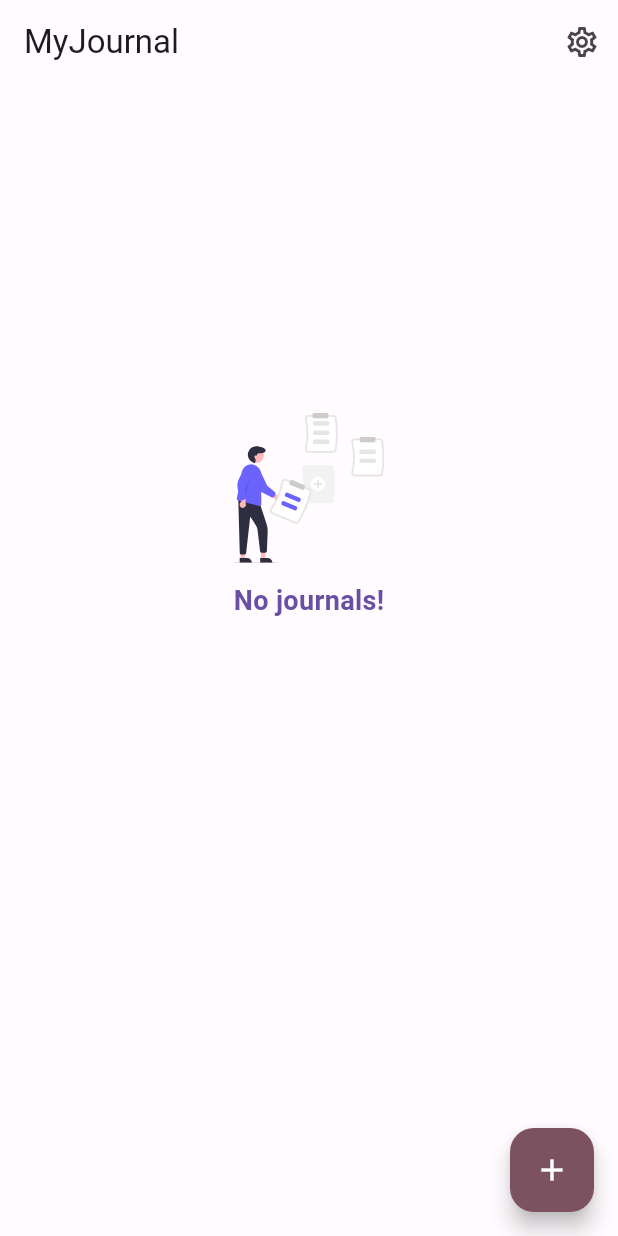
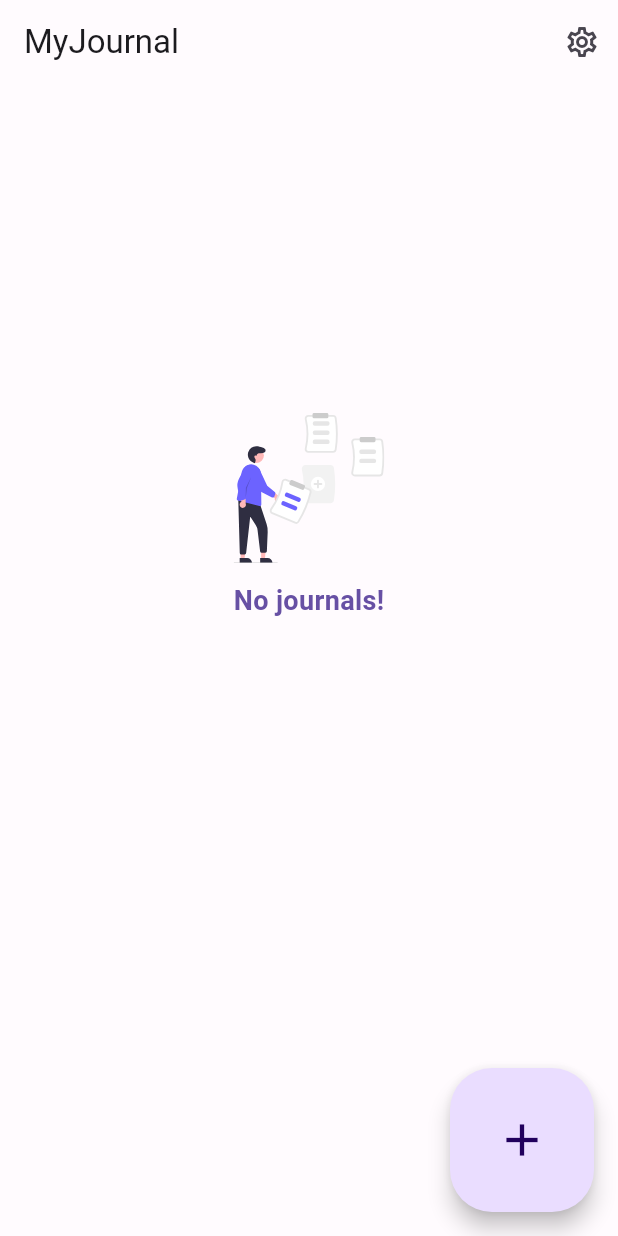
Before and after one commit to varadgauthankar/my_journal, a Flutter app: the screen it shows once a user with an empty profile is signed in, on a phone screen of 412 x 824 dp. Run offline on Flutter 3.47's test engine with Material 2 defaults, Android fonts, the phone set to English and light mode, and no system bars; drawn by our look-alikes of dynamic_color; our stand-ins replace cloud_firestore, equatable, eva_icons_flutter, firebase_auth, firebase_core, flutter_svg and 3 more; missing offline and left inert: encrypt, flutter_quill; accounts and stored records are empty; generated files the repository leaves out were written again.

Commit message:
done with design

```diff
--- a/lib/main.dart
+++ b/lib/main.dart
@@ -1,3 +1,4 @@
+import 'package:dynamic_color/dynamic_color.dart';
 import 'package:firebase_auth/firebase_auth.dart';
 import 'package:flutter/material.dart';
 import 'package:my_journal/pages/home_page.dart';
@@ -36,13 +37,16 @@ class MyApp extends StatelessWidget {
         ChangeNotifierProvider(create: (_) => LabelsProvider()),
       ],
       child: Consumer<ThemeProvider>(builder: (context, value, child) {
-        return MaterialApp(
-          title: 'MyJournal',
-          theme: myLightTheme,
-          darkTheme: myDarkTheme,
-          themeMode: value.themeMode,
-          home: const AuthenticationWrapper(),
-        );
+        return DynamicColorBuilder(
+            builder: (ColorScheme? lightDynamic, ColorScheme? darkDynamic) {
+          return MaterialApp(
+            title: 'MyJournal',
+            theme: MyThemes.lightTheme(lightDynamic),
+            darkTheme: MyThemes.darkTheme(darkDynamic),
+            themeMode: value.themeMode,
+            home: const AuthenticationWrapper(),
+          );
+        });
       }),
     );
   }
--- a/lib/pages/home_page.dart
+++ b/lib/pages/home_page.dart
@@ -73,7 +73,7 @@ class _HomePageState extends State<HomePage> {
           );
         },
       ),
-      floatingActionButton: FloatingActionButton(
+      floatingActionButton: FloatingActionButton.large(
         onPressed: () => goToPage(context, page: const JournalPage()),
         child: const Icon(Icons.add),
       ),
@@ -94,7 +94,7 @@ class _HomePageState extends State<HomePage> {
                 height: 48,
                 child: ListView.builder(
                   physics: const BouncingScrollPhysics(),
-                  padding: const EdgeInsets.symmetric(horizontal: 12),
+                  padding: const EdgeInsets.symmetric(horizontal: 16),
                   scrollDirection: Axis.horizontal,
                   itemCount: labels?.length,
                   itemBuilder: (context, index) {
@@ -197,7 +197,7 @@ class _HomePageState extends State<HomePage> {
       return GridView.builder(
         shrinkWrap: true,
         primary: false,
-        padding: const EdgeInsets.symmetric(horizontal: 6.0),
+        padding: const EdgeInsets.symmetric(horizontal: 12.0),
         itemCount: journals?.length,
         gridDelegate: const SliverGridDelegateWithFixedCrossAxisCount(
           crossAxisCount: 2,
@@ -213,7 +213,7 @@ class _HomePageState extends State<HomePage> {
       return ListView.builder(
         shrinkWrap: true,
         primary: false,
-        padding: const EdgeInsets.symmetric(horizontal: 6.0),
+        padding: const EdgeInsets.symmetric(horizontal: 16.0),
         physics: const BouncingScrollPhysics(),
         itemCount: journals?.length,
         itemBuilder: ((context, index) {
--- a/lib/utils/themes.dart
+++ b/lib/utils/themes.dart
@@ -1,85 +1,50 @@
 import 'package:flutter/material.dart';
 import 'package:my_journal/utils/color_schemes.dart';
 
-ThemeData myLightTheme = ThemeData(
+class MyThemes {
+  static lightTheme(ColorScheme? colorScheme) {
+    return ThemeData(
       useMaterial3: true,
-  // colorSchemeSeed: seed,
-  colorScheme: lightColorScheme,
+
+      colorScheme: colorScheme ?? lightColorScheme,
       // floating action theme
-  floatingActionButtonTheme: FloatingActionButtonThemeData(
-    backgroundColor: lightColorScheme.tertiary,
-    foregroundColor: lightColorScheme.onTertiary,
-    // extendedSizeConstraints: const BoxConstraints.tightFor(
-    //   height: 70,
-    //   width: 150,
-    // ),
-    // sizeConstraints: const BoxConstraints.tightFor(
-    //   height: 70,
-    //   width: 70,
-    // ),
-    // extendedPadding: const EdgeInsets.all(22.0),
-    // extendedIconLabelSpacing: 16.0,
-    // shape: const RoundedRectangleBorder(
-    //   borderRadius: BorderRadius.all(
-    //     Radius.circular(22),
-    //   ),
-    // ),
-  ),
-
-  // app bar theme
-  // appBarTheme: AppBarTheme(
-  //   backgroundColor: lightColorScheme.surface,
-  //   elevation: 0,
-  //   titleTextStyle: TextStyle(
-  //     fontSize: 22,
-  //     color: lightColorScheme.onPrimaryContainer,
-  //     fontWeight: FontWeight.bold,
-  //   ),
-  //   iconTheme: IconThemeData(
-  //     color: lightColorScheme.onPrimaryContainer,
-  //   ),
+      // floatingActionButtonTheme: FloatingActionButtonThemeData(
+      //   backgroundColor: colorScheme?.tertiary,
+      //   foregroundColor: colorScheme?.onTertiary,
       // ),
 
-  scaffoldBackgroundColor: lightColorScheme.background,
+      // chip themes
+
+      chipTheme: ChipThemeData(
+        backgroundColor: colorScheme != null
+            ? colorScheme.secondaryContainer
+            : lightColorScheme.secondaryContainer,
+        selectedColor: colorScheme != null
+            ? colorScheme.tertiary
+            : lightColorScheme.tertiary,
+      ),
+      scaffoldBackgroundColor: colorScheme?.background,
     );
+  }
 
-ThemeData myDarkTheme = ThemeData(
+  static darkTheme(ColorScheme? colorScheme) {
+    return ThemeData(
       useMaterial3: true,
-  // colorSchemeSeed: seed,
-  colorScheme: darkColorScheme,
-  // floating action theme
-  floatingActionButtonTheme: FloatingActionButtonThemeData(
-    backgroundColor: darkColorScheme.tertiary,
-    foregroundColor: darkColorScheme.onTertiary,
-    // extendedSizeConstraints: const BoxConstraints.tightFor(
-    //   height: 70,
-    //   width: 150,
+      colorScheme: colorScheme ?? darkColorScheme,
+      // floatingActionButtonTheme: FloatingActionButtonThemeData(
+      //   backgroundColor: colorScheme?.tertiary,
+      //   foregroundColor: colorScheme?.onTertiary,
       // ),
-    // sizeConstraints: const BoxConstraints.tightFor(
-    //   height: 70,
-    //   width: 70,
-    // ),
-    // extendedPadding: const EdgeInsets.all(22.0),
-    // extendedIconLabelSpacing: 16.0,
-    // shape: const RoundedRectangleBorder(
-    //   borderRadius: BorderRadius.all(
-    //     Radius.circular(22),
-    //   ),
-    // ),
+
+      chipTheme: ChipThemeData(
+        backgroundColor: colorScheme != null
+            ? colorScheme.secondaryContainer
+            : darkColorScheme.secondaryContainer,
+        selectedColor: colorScheme != null
+            ? colorScheme.tertiary
+            : darkColorScheme.tertiary,
       ),
-
-  // app bar theme
-  appBarTheme: AppBarTheme(
-    backgroundColor: darkColorScheme.surface,
-    elevation: 0,
-    titleTextStyle: TextStyle(
-      fontSize: 22,
-      color: darkColorScheme.onPrimaryContainer,
-      fontWeight: FontWeight.bold,
-    ),
-    iconTheme: IconThemeData(
-      color: darkColorScheme.onPrimaryContainer,
-    ),
-  ),
-  scaffoldBackgroundColor: darkColorScheme.background,
+      scaffoldBackgroundColor: colorScheme?.surface,
     );
+  }
+}
--- a/lib/widgets/my_card.dart
+++ b/lib/widgets/my_card.dart
@@ -15,11 +15,11 @@ class MyCard extends StatelessWidget {
   @override
   Widget build(BuildContext context) {
     return Padding(
-      padding: const EdgeInsets.all(6.0),
+      padding: const EdgeInsets.symmetric(vertical: 5.0),
       child: Material(
         elevation: 2.2,
         borderRadius: BorderRadius.circular(8.0),
-        color: Theme.of(context).colorScheme.secondaryContainer,
+        color: Theme.of(context).colorScheme.surfaceVariant,
         child: InkWell(
           borderRadius: BorderRadius.circular(8.0),
           onTap: onTap,
--- a/pubspec.yaml
+++ b/pubspec.yaml
@@ -11,6 +11,7 @@ environment:
 dependencies:
   cloud_firestore: ^4.0.4
   cupertino_icons: ^1.0.2
+  dynamic_color: ^1.5.4
   encrypt: ^5.0.1
   equatable: ^2.0.3
   eva_icons_flutter: ^3.1.0
```
Also changed, not shown: lib/pages/journal_page.dart (+22 -17 lines), lib/pages/settings_page.dart (+18 -38 lines), lib/widgets/journal_card.dart (+15 -21 lines), lib/widgets/quill_editor.dart (+9 -9 lines), pubspec.lock. Lines whose indentation alone changed are shown as unchanged.
